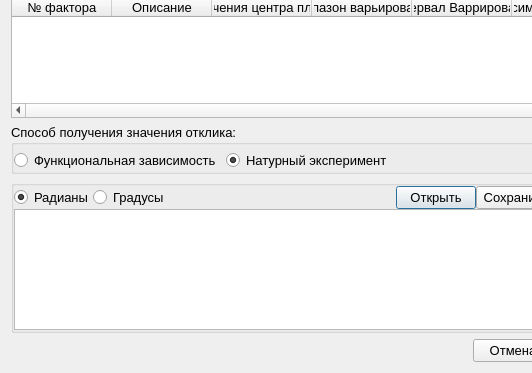
Old version of the form NewExperimentSettingsDialog.ui in the repository VMPR-21/Neydorff; both pictures show x 0 to 532 and y 177 to 550 of the 650 by 550 pixel window.
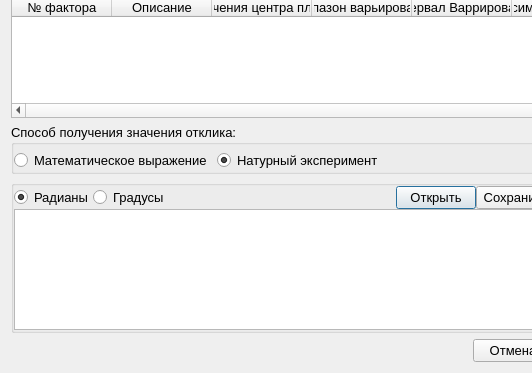
New version of the form. Icons and pictures are not drawn.

Commit message: [fix] Исправлено 3-е требование Нейдорфа ("Функциональная зависимость" -> "Математическое выражение", на странице исходных настроек)

Diff of the .ui file:
```diff
--- a/NewExperimentSettingsDialog.ui
+++ b/NewExperimentSettingsDialog.ui
@@ -269,7 +269,7 @@
           <item>
            <widget class="QRadioButton" name="rbtnGetYFromFunction">
             <property name="text">
-             <string>Функциональная зависимость</string>
+             <string>Математическое выражение</string>
             </property>
             <property name="checked">
              <bool>false</bool>
```
